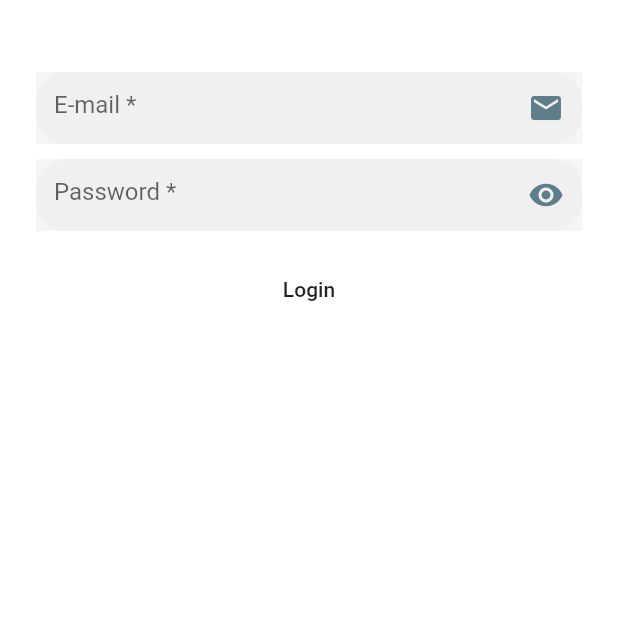
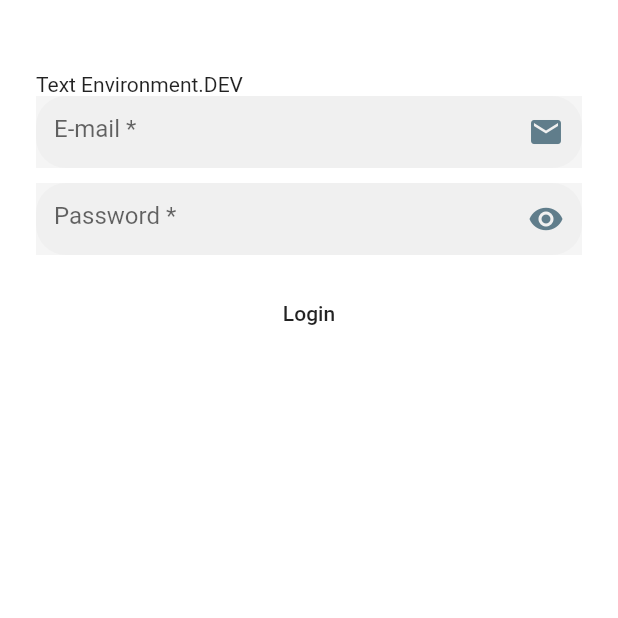
Before and after one commit to diszy10/edu-pot, a Flutter app: the screen it shows after launch, on a phone screen of 412 x 824 dp, the top half of it. Run offline on Flutter 3.47's test engine with Material 2 defaults, Android fonts, the phone set to English and light mode, and no system bars; our stand-ins replace shared_preferences, sqflite; accounts and stored records are empty.

Commit message:
Add app config

```diff
--- /dev/null
+++ b/lib/config/base.dart
@@ -0,0 +1,15 @@
+import 'package:flutter/material.dart';
+import 'package:meta/meta.dart';
+
+enum Environment { DEV, PROD }
+
+class BaseConfig {
+  BaseConfig({
+    @required this.appName,
+    @required this.env,
+    @required this.baseUrl,
+  });
+
+  final String appName, baseUrl;
+  final Environment env;
+}
--- /dev/null
+++ b/lib/config/dev.dart
@@ -0,0 +1,7 @@
+// App config dev
+import './base.dart';
+
+BaseConfig config = BaseConfig(
+    appName: 'Edukasi POT',
+    env: Environment.DEV,
+    baseUrl: 'https://dev-url-here.com');
--- /dev/null
+++ b/lib/config/prod.dart
@@ -0,0 +1,7 @@
+// App config prod
+import './base.dart';
+
+BaseConfig config = BaseConfig(
+    appName: 'Edukasi POT',
+    env: Environment.PROD,
+    baseUrl: 'https://prod-url-here.com');
--- a/lib/main.dart
+++ b/lib/main.dart
@@ -3,22 +3,34 @@ import 'package:flutter/services.dart';
 
 import 'package:provider/provider.dart';
 
+import 'package:edukasi_pot/config/base.dart';
 import 'package:edukasi_pot/states/auth.dart';
 import 'package:edukasi_pot/router.dart';
 
-void main() {
+void baseMain(BaseConfig config) {
   SystemChrome.setEnabledSystemUIOverlays([]);
   runApp(MultiProvider(providers: [
-    ChangeNotifierProvider<AdminAuthNotifier>(
-      builder: (_) => AdminAuthNotifier(),
+    Provider<BaseConfig>.value(
+      value: config,
+      updateShouldNotify: (prev, curr) => false,
+    ),
+    ChangeNotifierProvider<AuthNotifier>(
+      builder: (_) => AuthNotifier(),
     )
-  ], child: _mainApp()));
+  ], child: MainApp()));
 }
 
-Widget _mainApp() {
-  return MaterialApp(
-    debugShowCheckedModeBanner: false,
-    title: 'Edukasi POT',
-    onGenerateRoute: AppRouter.generateRoute,
-  );
+class MainApp extends StatelessWidget {
+  const MainApp({
+    Key key,
+  }) : super(key: key);
+
+  @override
+  Widget build(BuildContext context) {
+    return MaterialApp(
+      debugShowCheckedModeBanner: false,
+      title: Provider.of<BaseConfig>(context).appName,
+      onGenerateRoute: AppRouter.generateRoute,
+    );
+  }
 }
--- /dev/null
+++ b/lib/main_dev.dart
@@ -0,0 +1,6 @@
+import './main.dart' show baseMain;
+import 'package:edukasi_pot/config/dev.dart';
+
+void main() {
+  baseMain(config);
+}
--- /dev/null
+++ b/lib/main_prod.dart
@@ -0,0 +1,6 @@
+import './main.dart' show baseMain;
+import 'package:edukasi_pot/config/prod.dart';
+
+void main() {
+  baseMain(config);
+}
--- a/lib/mocks/admin.dart
+++ /dev/null
@@ -1 +0,0 @@
-var admins = [{'email': 'admin@admin.com', 'password': '12345', 'token': 'admin1'}, {'email': 'admin2@admin2.com', 'password': '12345', 'token': 'admin2'}];
--- /dev/null
+++ b/lib/mocks/user.dart
@@ -0,0 +1,4 @@
+var users = [
+  {'email': 'teacher1@school.com', 'password': '12345', 'token': 'teacher1'},
+  {'email': 'teacher2@school.com', 'password': '12345', 'token': 'teacher2'}
+];
--- a/lib/screens/auth.dart
+++ b/lib/screens/auth.dart
@@ -22,7 +22,7 @@ class _AuthScreenState extends State<AuthScreen> {
     super.initState();
     // Future delayed so context is accessible.
     _isAuth = Future.delayed(Duration(milliseconds: 1000), () {
-      return Provider.of<AdminAuthNotifier>(context).isAdminAuth;
+      return Provider.of<AuthNotifier>(context).isUserAuth;
     });
   }
 
--- a/lib/screens/login.dart
+++ b/lib/screens/login.dart
@@ -3,6 +3,7 @@ import 'package:flutter/widgets.dart';
 
 import 'package:provider/provider.dart';
 
+import 'package:edukasi_pot/config/base.dart';
 import 'package:edukasi_pot/states/auth.dart';
 import 'package:edukasi_pot/widgets/widgets.dart';
 import './school.dart';
@@ -52,7 +53,7 @@ class _LoginScreenState extends State<LoginScreen> {
   void _handleLogin(BuildContext context) async {
     bool _isAuth;
     final FormState form = _formKey.currentState;
-    final auth = Provider.of<AdminAuthNotifier>(context, listen: false);
+    final auth = Provider.of<AuthNotifier>(context, listen: false);
     if (form.validate()) {
       form.save();
       setState(() {
@@ -72,10 +73,13 @@ class _LoginScreenState extends State<LoginScreen> {
 
   @override
   Widget build(BuildContext context) {
+    var config = Provider.of<BaseConfig>(context);
+
     var form = Form(
       key: _formKey,
       child: ListView(
         children: <Widget>[
+          Text('Text ${config.env}'),
           AppTextField(
             hintText: "E-mail *",
             validator: _validateEmail,
--- a/lib/states/auth.dart
+++ b/lib/states/auth.dart
@@ -1,10 +1,10 @@
 import 'package:flutter/material.dart';
 import 'package:shared_preferences/shared_preferences.dart';
 
-import 'package:edukasi_pot/mocks/admin.dart';
+import 'package:edukasi_pot/mocks/user.dart';
 
-class AdminAuthNotifier with ChangeNotifier {
-  String _prefsKey = 'adminToken';
+class AuthNotifier with ChangeNotifier {
+  String _prefsKey = 'userToken';
 
   String _token;
 
@@ -14,16 +14,16 @@ class AdminAuthNotifier with ChangeNotifier {
     return _token;
   }
 
-  Future<bool> get isAdminAuth async {
+  Future<bool> get isUserAuth async {
     // Simulate auth delay.
     final _tok = await token;
     return _tok != null && _tok != '' ? true : false;
   }
 
   Future<String> _authenticate(String email, String password) async {
-    for (var admin in admins) {
-      if (admin['email'] == email && admin['password'] == password) {
-        return admin['token'];
+    for (var user in users) {
+      if (user['email'] == email && user['password'] == password) {
+        return user['token'];
       }
     }
     return '';
```
